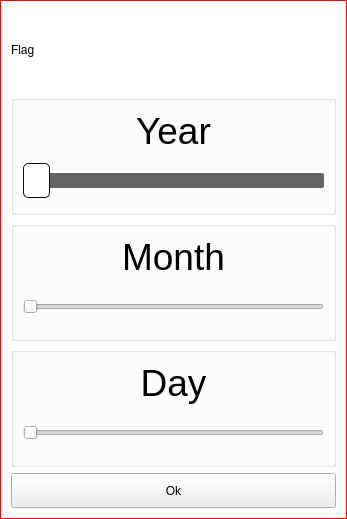
This is src/DateSelector.ui in ic005k/Knot-Legacy as Qt 5 draws it before an edit. The edited form follows.
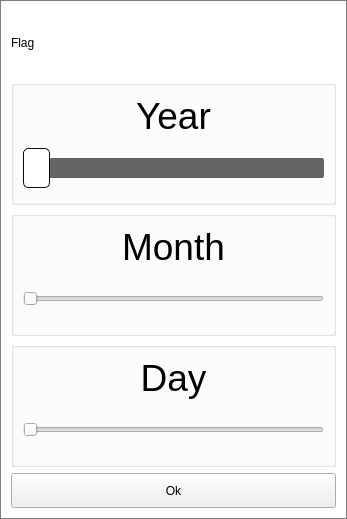
This is the edited form.

Patch:
```diff
--- a/src/DateSelector.ui
+++ b/src/DateSelector.ui
@@ -16,7 +16,7 @@
   <property name="styleSheet">
    <string notr="true">#DateSelector{
 
-background-color:white; border: 1px solid #FF0000;
+background-color:white; border: 1px solid rgb(125,125,125);
 
 }</string>
   </property>
@@ -65,7 +65,7 @@
         <property name="minimumSize">
          <size>
           <width>0</width>
-          <height>45</height>
+          <height>50</height>
          </size>
         </property>
         <property name="maximumSize">
@@ -131,7 +131,7 @@
         <property name="minimumSize">
          <size>
           <width>0</width>
-          <height>45</height>
+          <height>50</height>
          </size>
         </property>
         <property name="minimum">
@@ -191,7 +191,7 @@
         <property name="minimumSize">
          <size>
           <width>0</width>
-          <height>45</height>
+          <height>50</height>
          </size>
         </property>
         <property name="styleSheet">
@@ -200,7 +200,7 @@
 }
  
 QSlider::sub-page:horizontal {
-  background: rgb(255,25,0);
+  background: rgb(235,100,100);
   border-radius: 0px;
   margin-top: 15px;
   margin-bottom: 15px;
@@ -255,6 +255,9 @@
         <property name="pageStep">
          <number>1</number>
         </property>
+        <property name="value">
+         <number>2022</number>
+        </property>
         <property name="orientation">
          <enum>Qt::Horizontal</enum>
         </property>
```
